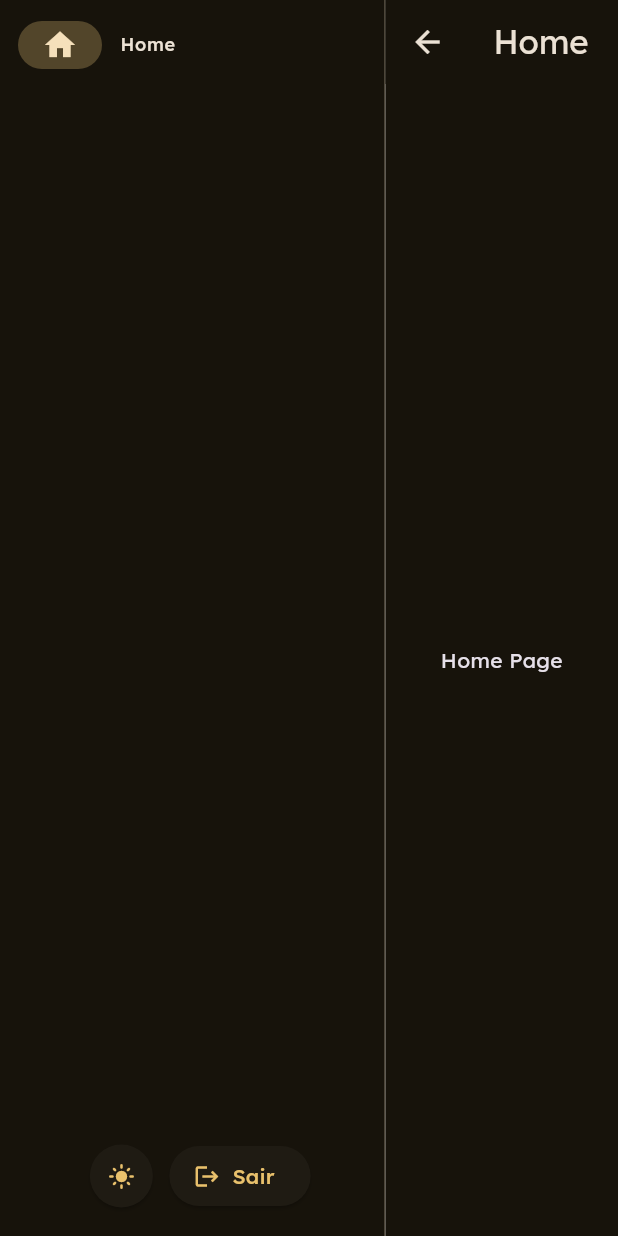
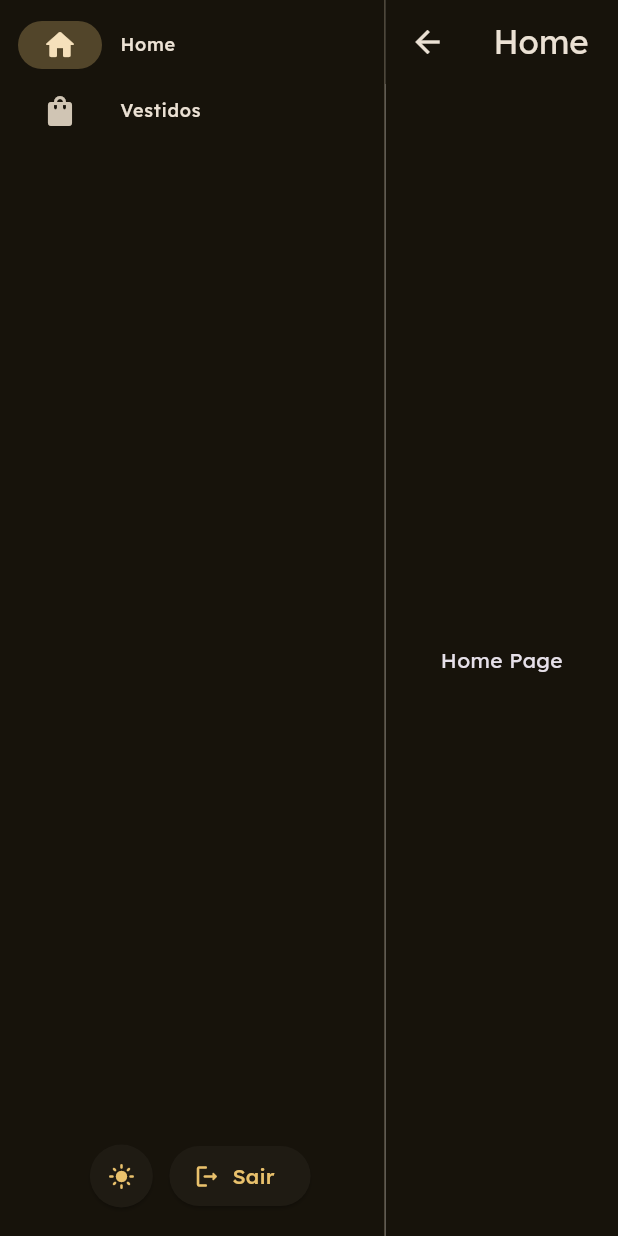
Before and after one commit to samjviana/plena_veste, a Flutter app: the MenuPage screen opened directly, after a tap on "Home", on a phone screen of 412 x 824 dp. Run offline on Flutter 3.47's test engine with Material 3 defaults, Android fonts, the phone set to English and light mode, and no system bars; our stand-ins replace flutter_secure_storage, flutter_svg, get_it, google_fonts, synchronized; missing offline and left inert: google_sign_in_all_platforms, googleapis; accounts and stored records are empty; statements that could not run were skipped.

Commit message:
added bigquery persistence and dress datatable

```diff
--- /dev/null
+++ b/lib/database/bigquery_service.dart
@@ -0,0 +1,198 @@
+import 'dart:convert';
+
+import 'package:googleapis/bigquery/v2.dart';
+import 'package:plena_veste/auth/oauth_service.dart';
+import 'package:plena_veste/database/models/dress.dart';
+import 'package:plena_veste/di.dart';
+import 'package:flutter/foundation.dart';
+
+class BigQueryService {
+    static const String _projectId = 'plena-veste-voce';
+    static const String _datasetId = kReleaseMode ? 'dataset_prod' : 'dataset_dev';
+    static const String _location = 'southamerica-east1';
+    // TODO: Search about reflection in Dart to write this in a more robust way, as it can get cluttered as more models are added
+    static const Map<String, Map<String, String> Function()> _tables = {
+        'dresses': Dress.tableFields,
+    };
+
+    late BigqueryApi _api;
+
+
+    Future<bool> initialize() async {
+        _api = BigqueryApi(await getIt<GoogleOAuthService>().authenticatedClient());
+
+        await _initDataset();
+        await _initTables();
+        // await insertDemoData();
+
+        return true;
+    }
+
+    Future<void> _initDataset() async {
+        Dataset? dataset;
+        try {
+            dataset = await _api.datasets.get(_projectId, _datasetId);
+        } on DetailedApiRequestError catch (ex) {
+            if (ex.status != 404) {
+                rethrow;
+            }
+        }
+
+        if (dataset != null) {
+            return;
+        }
+
+        dataset = Dataset(
+            datasetReference: DatasetReference(datasetId: _datasetId, projectId: _projectId),
+            location: _location,
+        );
+        await _api.datasets.insert(dataset, _projectId);
+    }
+
+    Future<void> _initTables() async {
+        final TableList tables = await _api.tables.list(_projectId, _datasetId);
+        for (final entry in _tables.entries) {
+            final String tableId = entry.key;
+            final Map<String, String> Function() fieldsProvider = entry.value;
+
+            if (tables.tables != null && tables.tables!.any((table) => table.tableReference!.tableId == tableId)) {
+                continue;
+            }
+
+            // TODO: This is another callback to the problem of having the schema returned from the model as a Map
+            final Map<String, String> fields = fieldsProvider();
+            final TableSchema schema = TableSchema(
+                fields: fields.entries.map((entry) => TableFieldSchema(
+                    name: entry.key,
+                    type: entry.value,
+                    mode: entry.key == 'photos' ? 'REPEATED' : null,
+                )).toList(),
+            );
+            final Table table = Table(
+                tableReference: TableReference(tableId: tableId, datasetId: _datasetId, projectId: _projectId),
+                schema: schema,
+            );
+
+            await _api.tables.insert(table, _projectId, _datasetId);
+        }
+    }
+
+    Future<void> insertDemoData() async {
+        Dress dress = Dress(
+            code: '20001',
+            model: 'Vestido Longo',
+            category: DressCategory.party,
+            length: DressLength.long,
+            color: 'Azul',
+            size: 42,
+            isAdjustable: true,
+            purchasePrice: 39990,
+            rentalPrice: 30000,
+            depositValue: 10000,
+            timesRented: 0,
+            lastRentedAt: DateTime(2026, 03, 01),
+            currentStatus: DressStatus.available,
+        );
+
+        await insert(Dress.tableId, dress.toMap());
+    }
+
+    Future<bool> insert(String tableId, Map<String, dynamic> values) async {
+        final String json = '${jsonEncode(values)}\n';
+        final List<int> bytes = utf8.encode(json);
+
+        final Media media = Media(
+            Stream<List<int>>.value(bytes),
+            bytes.length,
+            contentType: 'application/octet-stream',
+        );
+
+        final Job job = Job(
+            jobReference: JobReference(projectId: _projectId, location: _location),
+            configuration: JobConfiguration(
+                load: JobConfigurationLoad(
+                    destinationTable: TableReference(
+                        projectId: _projectId,
+                        datasetId: _datasetId,
+                        tableId: tableId,
+                    ),
+                    sourceFormat: 'NEWLINE_DELIMITED_JSON',
+                    writeDisposition: 'WRITE_APPEND',
+                    createDisposition: 'CREATE_NEVER',
+                ),
+            ),
+        );
+        final Job started = await _api.jobs.insert(job, _projectId, uploadMedia: media);
+        final String? jobId = started.jobReference?.jobId;
+        if (jobId == null) {
+            throw Exception('BigQuery: jobId veio null ao iniciar o load job.');
+        }
+
+        while (true) {
+            final Job current = await _api.jobs.get(_projectId, jobId, location: _location);
+            final String? state = current.status?.state;
+
+            if (state == 'DONE') {
+                final errors = current.status?.errors;
+                if (errors != null && errors.isNotEmpty) {
+                    print('BigQuery load job falhou: ${errors.map((e) => e.message).join(' | ')}');
+                    throw Exception(
+                        'BigQuery load job falhou: ${errors.map((e) => e.message).join(' | ')}',
+                    );
+                }
+                break;
+            }
+
+            await Future.delayed(const Duration(milliseconds: 400));
+        }
+
+        return true;
+    }
+
+    // TODO: This method was generated by ChatGPT, although it is very simple and concise it is necessary to review it and double check if its really the best approach
+    dynamic _unwrapBigQueryValue(dynamic v) {
+        if (v == null) return null;
+
+        // ARRAY fields come as List of {"v": ...}
+        if (v is List) {
+            return v.map(_unwrapBigQueryValue).toList();
+        }
+
+        // Scalar cells often come as {"v": ...}
+        if (v is Map<String, dynamic> && v.containsKey('v') && v.length == 1) {
+            return _unwrapBigQueryValue(v['v']);
+        }
+
+        return v;
+    }
+
+    Future<List<T>> selectAll<T>(String tableId, T Function(Map<String, dynamic>) fromMap) async {
+        final String query = 'SELECT * FROM `$_projectId.$_datasetId.$tableId`';
+        final QueryResponse response = await _api.jobs.query(
+            QueryRequest(query: query),
+            _projectId
+        );
+
+        final List<Map<String, dynamic>> rows = response.rows?.map((row) {
+            final Map<String, dynamic> map = {};
+            for (int i = 0; i < (response.schema?.fields?.length ?? 0); i++) {
+                final String? fieldName = response.schema?.fields?[i].name;
+                if (fieldName != null) {
+                    map[fieldName] = _unwrapBigQueryValue(row.f?[i].v);
+                }
+            }
+            return map;
+        }).toList() ?? [];
+
+        List<T> result = [];
+        for (final row in rows) {
+            try {
+                result.add(fromMap(row));
+            } catch (e) {
+                print('Error parsing row: $e');
+                print('Row data: $row');
+            }
+        }
+        return result;
+    }
+}
--- /dev/null
+++ b/lib/database/models/dress.dart
@@ -0,0 +1,197 @@
+import 'dart:convert';
+import 'dart:typed_data';
+
+import 'package:plena_veste/database/models/base_model.dart';
+import 'package:uuid/uuid.dart';
+
+DateTime parseBigQueryTimestamp(dynamic value) {
+    // BigQuery TIMESTAMP (via JSON) às vezes vem como num ou string em notação científica
+    final num seconds = value is num ? value : num.parse(value.toString());
+
+    // Robustez: detecta unidade pelo tamanho
+    // ~1e9  = seconds
+    // ~1e12 = milliseconds
+    // ~1e15 = microseconds
+    int microsSinceEpoch;
+    if (seconds.abs() >= 1e14) {
+        // already microseconds
+        microsSinceEpoch = seconds.round();
+    } else if (seconds.abs() >= 1e11) {
+        // milliseconds -> microseconds
+        microsSinceEpoch = (seconds * 1000).round();
+    } else {
+        // seconds -> microseconds
+        microsSinceEpoch = (seconds * 1000000).round();
+    }
+
+    return DateTime.fromMicrosecondsSinceEpoch(microsSinceEpoch, isUtc: true);
+}
+
+class Dress extends BaseModel {
+    static const String tableId = 'dresses';
+
+    String code;
+    String model;
+    DressCategory category;
+    DressLength length;
+    String color;
+    int size;
+    bool isAdjustable;
+    int purchasePrice;
+    int rentalPrice;
+    int depositValue;
+    int? sellingPrice;
+    int timesRented;
+    DateTime? lastRentedAt;
+    DressStatus currentStatus;
+    List<Uint8List>? photos;
+    String? notes;
+
+    Dress({
+        String? uuid,
+        required this.code,
+        required this.model,
+        required this.category,
+        required this.length,
+        required this.color,
+        required this.size,
+        required this.isAdjustable,
+        required this.purchasePrice,
+        required this.rentalPrice,
+        required this.depositValue,
+        this.sellingPrice,
+        required this.timesRented,
+        this.lastRentedAt,
+        required this.currentStatus,
+        this.notes,
+        this.photos,
+        DateTime? createdAt,
+        DateTime? updatedAt,
+    }) : super(
+        uuid: uuid ?? const Uuid().v4(),
+        createdAt: createdAt ?? DateTime.now(),
+        updatedAt: updatedAt ?? DateTime.now(),
+    );
+
+    factory Dress.fromMap(Map<String, dynamic> map) {
+        return Dress(
+            uuid: map['uuid'],
+            code: map['code'],
+            model: map['model'],
+            category: DressCategory.values.firstWhere((value) => value.name == map['category']),
+            length: DressLength.values.firstWhere((value) => value.name == map['length']),
+            color: map['color'],
+            size: int.parse(map['size'].toString()),
+            isAdjustable: map['isAdjustable'].toString().toLowerCase() == 'true',
+            purchasePrice: int.parse(map['purchasePrice'].toString()),
+            rentalPrice: int.parse(map['rentalPrice'].toString()),
+            depositValue: int.parse(map['depositValue'].toString()),
+            sellingPrice: map['sellingPrice'] != null ? int.parse(map['sellingPrice'].toString()) : null,
+            timesRented: int.parse(map['timesRented'].toString()),
+            lastRentedAt: map['lastRentedAt'] != null ? DateTime.parse(map['lastRentedAt']) : null,
+            currentStatus: DressStatus.values.firstWhere((value) => value.name == map['currentStatus']),
+            notes: map['notes'],
+            photos: map['photos'] != null ? List<Uint8List>.from(map['photos'].map((photo) => Uint8List.fromList(base64Decode(photo)))) : null,
+            createdAt: map['createdAt'] != null ? parseBigQueryTimestamp(map['createdAt']) : null,
+            updatedAt: map['updatedAt'] != null ? parseBigQueryTimestamp(map['updatedAt']) : null,
+        );
+    }
+
+    @override
+    Map<String, dynamic> toMap() {
+        final baseMap = super.toMap();
+        return {
+            ...baseMap,
+            'code': code,
+            'model': model,
+            'category': category.name,
+            'length': length.name,
+            'color': color,
+            'size': size,
+            'isAdjustable': isAdjustable,
+            'purchasePrice': purchasePrice,
+            'rentalPrice': rentalPrice,
+            'depositValue': depositValue,
+            'sellingPrice': sellingPrice,
+            'timesRented': timesRented,
+            'lastRentedAt': lastRentedAt?.toIso8601String(),
+            'currentStatus': currentStatus.name,
+            'notes': notes,
+            'photos': photos?.map((photo) => base64Encode(photo)).toList(),
+        };
+    }
+
+    // TODO: Maybe this can be rewritten into returning a actual `TableSchema` object instead of a map
+    static Map<String, String> tableFields() {
+        final baseSchema = BaseModel.tableFields();
+        return {
+            ...baseSchema,
+            'code': 'STRING',
+            'model': 'STRING',
+            'category': 'STRING',
+            'length': 'STRING',
+            'color': 'STRING',
+            'size': 'INT64',
+            'isAdjustable': 'BOOL',
+            'purchasePrice': 'INT64',
+            'rentalPrice': 'INT64',
+            'depositValue': 'INT64',
+            'sellingPrice': 'INT64',
+            'timesRented': 'INT64',
+            'lastRentedAt': 'STRING',
+            'currentStatus': 'STRING',
+            'notes': 'STRING',
+            'photos': 'BYTES',
+        };
+    }
+}
+
+// TODO: Maybe these enums can have a "fromString" method to avoid the "firstWhere" with the toString comparison
+// TODO: Maybe be worth having a sort of "EnumHelper" to centralize and handle enum parsing, since this "fromString" logic is likely to be repeated across multiple models and enums
+enum DressCategory {
+    party,
+    bride,
+    bridesmaid,
+    prom,
+    debutante;
+
+    static const Map<DressCategory, String> displayNames = {
+        DressCategory.party: 'Festa',
+        DressCategory.bride: 'Noiva',
+        DressCategory.bridesmaid: 'Madrinha',
+        DressCategory.prom: 'Formatura',
+        DressCategory.debutante: 'Debutante',
+    };
+}
+
+enum DressLength {
+    short,
+    midi,
+    long;
+
+    static const Map<DressLength, String> displayNames = {
+        DressLength.short: 'Curto',
+        DressLength.midi: 'Médio',
+        DressLength.long: 'Longo',
+    };
+}
+
+enum DressStatus {
+    available,
+    reserved,
+    fitting,
+    rented,
+    washing,
+    adjusting,
+    unavailable;
+
+    static const Map<DressStatus, String> displayNames = {
+        DressStatus.available: 'Disponível',
+        DressStatus.reserved: 'Reservado',
+        DressStatus.fitting: 'Prova',
+        DressStatus.rented: 'Alugado',
+        DressStatus.washing: 'Lavando',
+        DressStatus.adjusting: 'Ajustando',
+        DressStatus.unavailable: 'Indisponível',
+    };
+}
--- a/lib/di.dart
+++ b/lib/di.dart
@@ -1,8 +1,10 @@
 import 'package:get_it/get_it.dart';
 import 'package:plena_veste/auth/oauth_service.dart';
+import 'package:plena_veste/database/bigquery_service.dart';
 
 final getIt = GetIt.instance;
 
 void setupDependencies() {
     getIt.registerLazySingleton<GoogleOAuthService>(() => GoogleOAuthService());
+    getIt.registerLazySingleton<BigQueryService>(() => BigQueryService());
 }
--- a/lib/pages/menu/menu_page.dart
+++ b/lib/pages/menu/menu_page.dart
@@ -1,4 +1,6 @@
 import 'package:flutter/material.dart';
+import 'package:plena_veste/database/bigquery_service.dart';
+import 'package:plena_veste/di.dart';
 import 'package:plena_veste/main.dart';
 import 'package:plena_veste/pages/menu/menu_logic.dart';
 import 'package:plena_veste/pages/menu/menu_state.dart';
@@ -20,10 +22,23 @@ class _MenuPageState extends State<MenuPage> {
 
         _state = MenuState();
         _logic = MenuLogic(_state, setState);
+
+        _state.initFuture = getIt<BigQueryService>().initialize();
     }
 
     @override
     Widget build(BuildContext context) {
+        return FutureBuilder<bool>(
+            future: _state.initFuture,
+            builder: (BuildContext context, AsyncSnapshot<bool> snapshot) {
+                if (snapshot.connectionState == ConnectionState.waiting) {
+                    return CircularProgressIndicator();
+                }
+
+                if (snapshot.hasError || !snapshot.hasData || snapshot.data == false) {
+                    return ErrorWidget(snapshot.error!);
+                }
+
                 return Row(
                     children: [
                         NavigationRail(
@@ -46,11 +61,11 @@ class _MenuPageState extends State<MenuPage> {
                                                             shape: const CircleBorder(),
                                                             padding: const EdgeInsets.all(12),
                                                         ),
-                                                child: Icon(MainAppState.brightness == Brightness.dark ? Icons.light_mode : Icons.dark_mode)
+                                                        child: Icon(MainAppState.brightness == Brightness.dark ? Icons.light_mode_rounded : Icons.dark_mode_rounded)
                                                     ),
                                                     ElevatedButton.icon(
                                                         onPressed: () => _logic.logout(context),
-                                                icon: const Icon(Icons.logout),
+                                                        icon: const Icon(Icons.logout_rounded),
                                                         label: const Text('Sair')
                                                     ),
                                                 ],
@@ -72,4 +87,6 @@ class _MenuPageState extends State<MenuPage> {
                     ],
                 );
             }
+        );
     }
+}
--- a/lib/pages/menu/menu_state.dart
+++ b/lib/pages/menu/menu_state.dart
@@ -4,7 +4,7 @@ import 'package:plena_veste/di.dart';
 import 'package:plena_veste/pages/home/home_page.dart';
 
 class MenuState extends ChangeNotifier {
-    int _selectedIndex = 0;
+    int _selectedIndex = 1;
     int get selectedIndex => _selectedIndex;
     set selectedIndex(int value) {
         if (_selectedIndex == value) return;
@@ -16,13 +16,19 @@ class MenuState extends ChangeNotifier {
     // TODO: The use of a custom widget for the navigation rail should allow a more structured way to manage the destinations avoiding multiple classes in the same file.
     List<Destination> get destinations => [
         Destination(
-            icon: const Icon(Icons.home),
+            icon: const Icon(Icons.home_rounded),
             label: 'Home',
             page: HomePage()
-        )
+        ),
+        Destination(
+            icon: const Icon(Icons.shopping_bag_rounded),
+            label: 'Vestidos',
+            page: Container()
+        ),
     ];
 
     final GoogleOAuthService oauth = getIt<GoogleOAuthService>();
+    late final Future<bool> initFuture;
 }
 
 class Destination {
```
Also changed, not shown: lib/database/models/base_model.dart (added, +27 -0 lines), 1 other file. Lines whose indentation alone changed are shown as unchanged.
